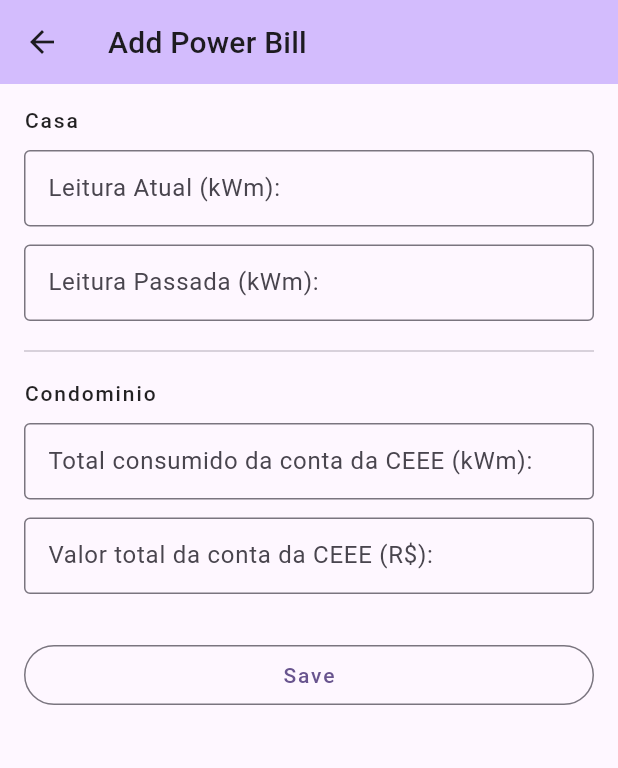
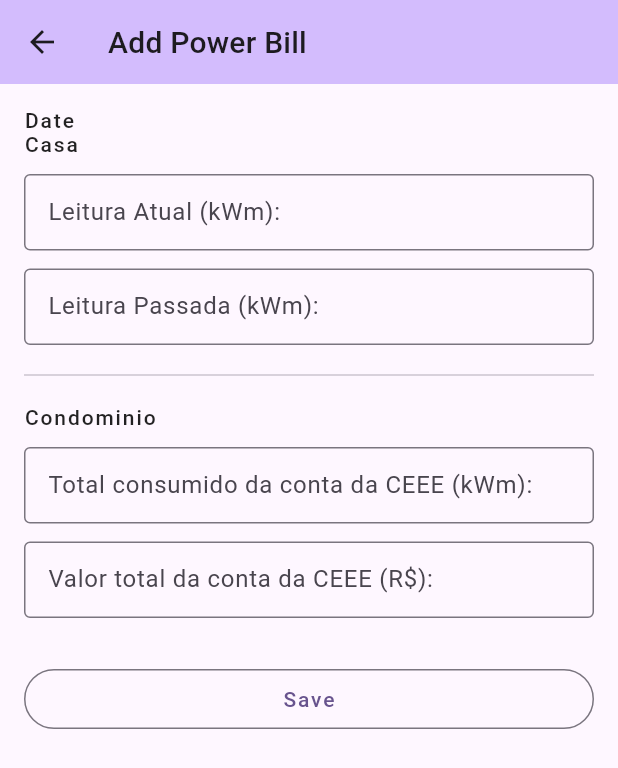
Before and after one commit to gabrielbmoro/pocketNote, a Flutter app: the AddPowerBillScreen screen opened by its route, on a phone screen of 412 x 824 dp. Shown: the top 768 px of the screen. Run offline on Flutter 3.47's test engine with Material 3 defaults, Android fonts, the phone set to English and light mode, and no system bars; our stand-ins replace auto_route, equatable, flutter_mobx, get_it, injectable, mobx and 1 more; accounts and stored records are empty; generated files the repository leaves out were written again.

Commit message:
Solving observable issue

```diff
--- /dev/null
+++ b/src/pocket_note/lib/core/extensions/date_ext.dart
@@ -0,0 +1,5 @@
+extension DateParsing on DateTime {
+  String parseToString() {
+    return "$month/$year";
+  }
+}
--- a/src/pocket_note/lib/ui/screens/addpowerbill/add_power_bill_screen.dart
+++ b/src/pocket_note/lib/ui/screens/addpowerbill/add_power_bill_screen.dart
@@ -4,6 +4,7 @@ import 'package:pocket_note/core/di/injection.dart';
 import 'package:pocket_note/ui/screens/addpowerbill/store/add_power_bill_store.dart';
 import 'package:pocket_note/ui/widgets/custom_scaffold.dart';
 import 'package:pocket_note/ui/widgets/number_text_input_field.dart';
+import 'package:flutter_mobx/flutter_mobx.dart';
 
 import '../../widgets/primary_button.dart';
 
@@ -35,6 +36,12 @@ class _AddPowerBillScreenState extends State<AddPowerBillScreen> {
           child: Column(
             crossAxisAlignment: CrossAxisAlignment.start,
             children: [
+              Observer(
+                builder: (_) => Text(
+                  style: Theme.of(context).textTheme.labelLarge,
+                  'Date ${_store.date}',
+                ),
+              ),
               Text(
                 "Casa",
                 style: Theme.of(context).textTheme.labelLarge,
--- a/src/pocket_note/lib/ui/screens/addpowerbill/store/add_power_bill_store.dart
+++ b/src/pocket_note/lib/ui/screens/addpowerbill/store/add_power_bill_store.dart
@@ -1,30 +1,22 @@
-import 'package:flutter/cupertino.dart';
 import 'package:mobx/mobx.dart';
-import 'package:pocket_note/domain/usecases/calculate_power_bill_usecase.dart';
-import 'package:pocket_note/ui/screens/addpowerbill/add_power_bill_ui_state.dart';
 
 part 'add_power_bill_store.g.dart';
 
 class AddPowerBillStore = AddPowerBillBase with _$AddPowerBillStore;
 
 abstract class AddPowerBillBase with Store {
-
   String? _lastReading;
   String? _currentReading;
   String? _neighborsTotalReading;
   String? _neighborsTotalValue;
 
   @observable
-  AddPowerBillUIState uiState = AddPowerBillUIState(
-    error: null,
-    isLoading: false,
-  );
-
-  AddPowerBillBase();
+  String date = "";
 
   @action
   void setLastReading(String? lastReading) {
     _lastReading = lastReading;
+    date = "$_lastReading";
   }
 
   @action
--- a/src/pocket_note/pubspec.yaml
+++ b/src/pocket_note/pubspec.yaml
@@ -35,6 +35,7 @@ dependencies:
   # state management
   mobx: ^2.2.3
   mobx_codegen: ^2.4.0
+  flutter_mobx: ^2.2.0+1
   build_runner: ^2.4.6
 
   # dependency injection
```
Also changed, not shown: src/pocket_note/lib/ui/screens/addpowerbill/add_power_bill_ui_state.dart (deleted, +0 -11 lines), src/pocket_note/lib/domain/usecases/save_power_bill_usecase.dart (added).
